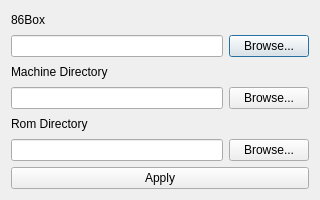
Before: the Qt Designer form src/BoxManSettingsUi.ui in Lethja/86boxman, drawn with Qt 5.
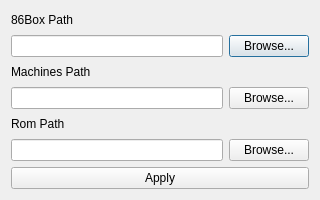
After: the same form once the commit is applied.

Commit message: Refactored settings paths

Patch:
```diff
--- a/src/BoxManSettingsUi.ui
+++ b/src/BoxManSettingsUi.ui
@@ -21,7 +21,7 @@
        <item>
         <widget class="QLabel" name="label">
          <property name="text">
-          <string>86Box</string>
+          <string>86Box Path</string>
          </property>
         </widget>
        </item>
@@ -48,7 +48,7 @@
      <item>
       <widget class="QLabel" name="label_2">
        <property name="text">
-        <string>Machine Directory</string>
+        <string>Machines Path</string>
        </property>
       </widget>
      </item>
@@ -73,7 +73,7 @@
      <item>
       <widget class="QLabel" name="label_3">
        <property name="text">
-        <string>Rom Directory</string>
+        <string>Rom Path</string>
        </property>
       </widget>
      </item>
```
Left out of the diff: 10 changed lines with no effect on the pictures. The commit also changes 5 other files.
